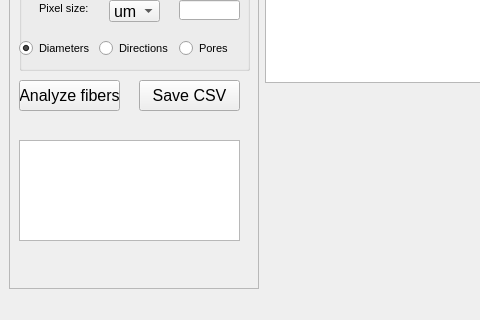
This is resources/fiber_tool.ui in vikba/Fiberpose as Qt 5 draws it before an edit; both pictures show x 0 to 480 and y 528 to 848 of the 879 by 848 pixel window. The edited form follows.
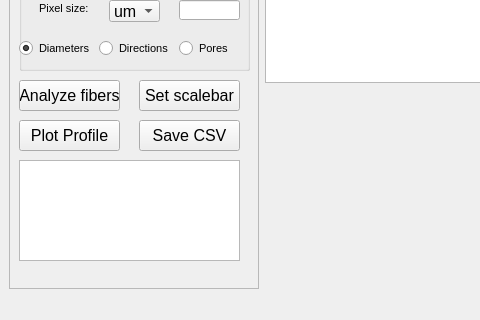
This is the edited form. Custom widgets are drawn as their Qt base class.

```diff
--- a/resources/fiber_tool.ui
+++ b/resources/fiber_tool.ui
@@ -339,7 +339,7 @@
        <property name="geometry">
         <rect>
          <x>130</x>
-         <y>580</y>
+         <y>620</y>
          <width>101</width>
          <height>31</height>
         </rect>
@@ -571,7 +571,7 @@
        <property name="geometry">
         <rect>
          <x>10</x>
-         <y>640</y>
+         <y>660</y>
          <width>221</width>
          <height>101</height>
         </rect>
@@ -655,6 +655,42 @@
         <string>Views</string>
        </property>
       </widget>
+      <widget class="QPushButton" name="btn_plot_profile">
+       <property name="geometry">
+        <rect>
+         <x>10</x>
+         <y>620</y>
+         <width>101</width>
+         <height>31</height>
+        </rect>
+       </property>
+       <property name="font">
+        <font>
+         <pointsize>12</pointsize>
+        </font>
+       </property>
+       <property name="text">
+        <string>Plot Profile</string>
+       </property>
+      </widget>
+      <widget class="QPushButton" name="btn_set_scalebar">
+       <property name="geometry">
+        <rect>
+         <x>130</x>
+         <y>580</y>
+         <width>101</width>
+         <height>31</height>
+        </rect>
+       </property>
+       <property name="font">
+        <font>
+         <pointsize>12</pointsize>
+        </font>
+       </property>
+       <property name="text">
+        <string>Set scalebar</string>
+       </property>
+      </widget>
       <zorder>groupBox_segmentation</zorder>
       <zorder>btn_segment</zorder>
       <zorder>btn_analyze_fibers</zorder>
```
Left out of the diff: 2 changed lines with no effect on the pictures.
